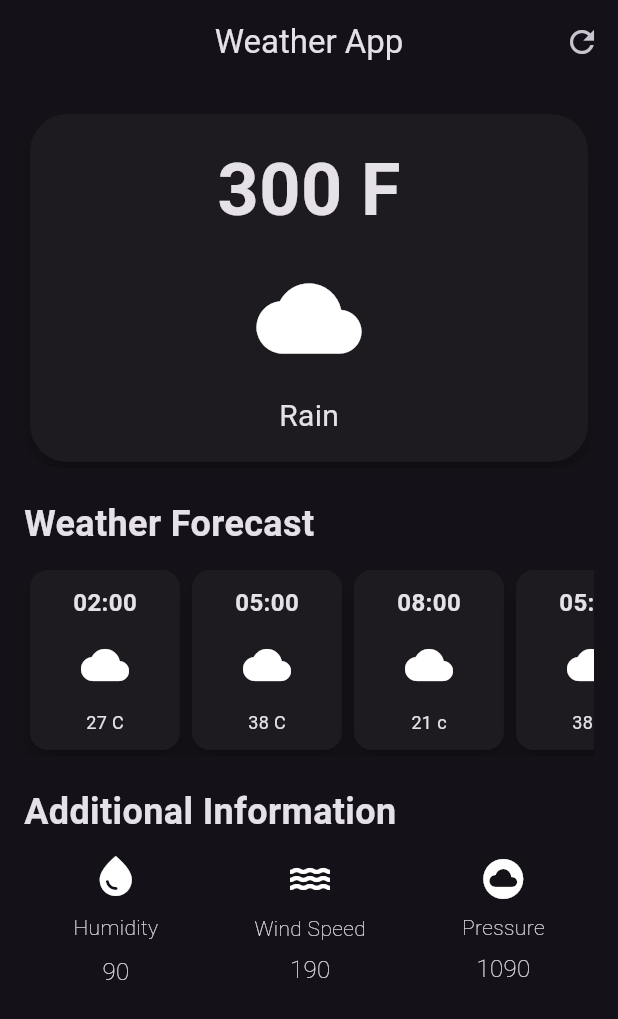
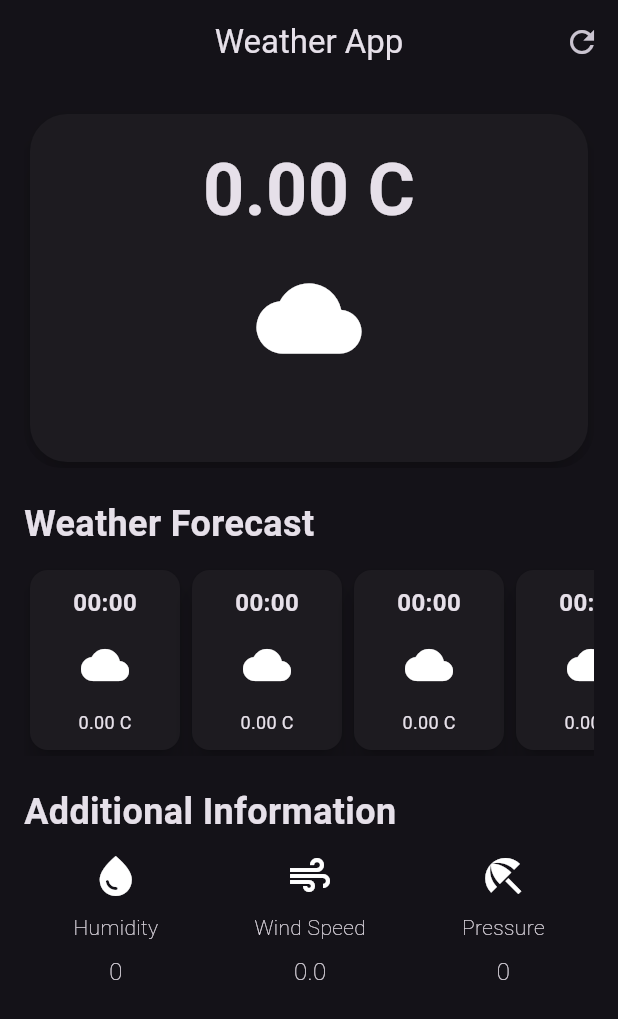
Before and after one commit to Abzaek/minimalist-weather-app, a Flutter app: the screen it shows after launch, after a tap on the "refresh" icon, on a phone screen of 412 x 824 dp. Shown: the top 1019 px of the screen. Run offline on Flutter 3.47's test engine with Material 3 defaults, Android fonts, the light colour scheme and no system bars; network calls fail; Roboto replaces fonts that are missing (addressCityAndState).

Commit message:
add code to  fetch and display datas

```diff
--- a/minimalist_weather_app/lib/additional_info_items.dart
+++ b/minimalist_weather_app/lib/additional_info_items.dart
@@ -0,0 +1,44 @@
+import 'package:flutter/material.dart';
+
+class AdditionalInfoItems extends StatelessWidget {
+  final String label;
+  final num value;
+  final IconData icon;
+  const AdditionalInfoItems({
+    super.key,
+    required this.label,
+    required this.value,
+    required this.icon,
+  });
+  @override
+  Widget build(BuildContext context) {
+    return Column(
+      children: [
+        Icon(
+          icon,
+          size: 32,
+        ),
+        const SizedBox(
+          height: 8,
+        ),
+        Text(
+          label,
+          style: const TextStyle(
+            fontSize: 14,
+            fontWeight: FontWeight.w100,
+          ),
+        ),
+        const SizedBox(
+          height: 8,
+        ),
+        Text(
+          '$value',
+          style: const TextStyle(
+            fontSize: 16,
+            fontWeight: FontWeight.w200,
+          ),
+        ),
+      ],
+    );
+  }
+}
--- /dev/null
+++ b/minimalist_weather_app/lib/datas.dart
@@ -0,0 +1,7 @@
+List<num> temp = [0, 0, 0, 0, 0];
+List<String> time = ['00:00', '00:00', '00:00', '00:00', '00:00'];
+double windSpeed = 0;
+num pressure = 0;
+String cond = '';
+num humidity = 0;
+String cityName = 'Addis Ababa';
--- /dev/null
+++ b/minimalist_weather_app/lib/main_weather_info.dart
@@ -0,0 +1,57 @@
+import 'package:flutter/material.dart';
+import 'dart:ui';
+
+class MainWeatherInfoItem extends StatelessWidget {
+  final IconData icon;
+  final num temprature;
+  final String condition;
+  const MainWeatherInfoItem({
+    super.key,
+    required this.temprature,
+    required this.condition,
+    required this.icon,
+  });
+
+  @override
+  Widget build(BuildContext context) {
+    return ClipRRect(
+      borderRadius: BorderRadius.circular(25),
+      child: BackdropFilter(
+        filter: ImageFilter.blur(sigmaX: 10, sigmaY: 10),
+        child: Card(
+          elevation: 12,
+          shape:
+              RoundedRectangleBorder(borderRadius: BorderRadius.circular(25)),
+          child: Padding(
+            padding: const EdgeInsets.all(16.0),
+            child: Center(
+              child: Column(
+                children: [
+                  Text(
+                    '${(temprature).toStringAsFixed(2)} C',
+                    style: const TextStyle(
+                      fontFamily: AutofillHints.addressCityAndState,
+                      fontSize: 48,
+                      fontWeight: FontWeight.bold,
+                    ),
+                  ),
+                  const SizedBox(
+                    height: 16,
+                  ),
+                  Icon(icon, size: 70),
+                  const SizedBox(
+                    height: 16,
+                  ),
+                  Text(
+                    condition,
+                    style: const TextStyle(fontSize: 20),
+                  ),
+                ],
+              ),
+            ),
+          ),
+        ),
+      ),
+    );
+  }
+}
--- /dev/null
+++ b/minimalist_weather_app/lib/secret_code.dart
@@ -0,0 +1 @@
+const String apiKey = 'f45d49061cec6f00185955b0ee928454';
--- a/minimalist_weather_app/lib/weather_app.dart
+++ b/minimalist_weather_app/lib/weather_app.dart
@@ -1,23 +1,62 @@
-import 'dart:ui';
+import 'dart:convert';
+
 import 'package:flutter/material.dart';
+import 'package:minimalist_weather_app/additional_info_items.dart';
+import 'package:minimalist_weather_app/main_weather_info.dart';
 import 'package:minimalist_weather_app/weather_forecast.dart';
+import 'package:http/http.dart' as http;
+import 'secret_code.dart';
+import 'datas.dart';
 
-class MyWeatherApp extends StatelessWidget {
+class MyWeatherApp extends StatefulWidget {
   const MyWeatherApp({super.key});
 
   @override
+  State<MyWeatherApp> createState() => _MyWeatherAppState();
+}
+
+class _MyWeatherAppState extends State<MyWeatherApp> {
+  @override
+  void initState() {
+    // TODO: implement initState
+    super.initState();
+    getInfo();
+  }
+
+  void getInfo() async {
+    try {
+      final res = await http.get(Uri.parse(
+          'http://api.openweathermap.org/data/2.5/forecast?q=$cityName&APPID=$apiKey'));
+      final weather = jsonDecode(res.body);
+      if (weather['cod'] != '200') {
+        throw 'Unable to retrieve data';
+      } else {
+        setState(() {
+          final lst = weather['list'];
+
+          for (int i = 0; i < 5; i++) {
+            String current = lst[i]['dt_txt'];
+            temp[i] = lst[i]['main']['temp'] - 273.15;
+            time[i] = current.substring(current.length - 9, current.length - 3);
+          }
+          cond = weather['list'][0]['weather'][0]['main'];
+          humidity = lst[0]['main']['humidity'];
+          windSpeed = lst[0]['wind']['speed'];
+          pressure = lst[0]['main']['pressure'];
+        });
+      }
+    } catch (e) {
+      throw e.toString();
+    }
+  }
+
+  @override
   Widget build(BuildContext context) {
-    int result = 300;
-    String data = 'Rain';
     return Scaffold(
       appBar: AppBar(
         title: const Text('Weather App'),
         actions: [
-          IconButton(
-              onPressed: () {
-                print('refreshed');
-              },
-              icon: const Icon(Icons.refresh)),
+          IconButton(onPressed: getInfo, icon: const Icon(Icons.refresh)),
         ],
         centerTitle: true,
       ),
@@ -26,45 +65,8 @@ class MyWeatherApp extends StatelessWidget {
         child: Column(
           crossAxisAlignment: CrossAxisAlignment.start,
           children: [
-            ClipRRect(
-              borderRadius: BorderRadius.circular(25),
-              child: BackdropFilter(
-                filter: ImageFilter.blur(sigmaX: 10, sigmaY: 10),
-                child: Card(
-                  elevation: 12,
-                  shape: RoundedRectangleBorder(
-                      borderRadius: BorderRadius.circular(25)),
-                  child: Padding(
-                    padding: const EdgeInsets.all(16.0),
-                    child: Center(
-                      child: Column(
-                        children: [
-                          Text(
-                            '$result F',
-                            style: const TextStyle(
-                              fontFamily: AutofillHints.addressCityAndState,
-                              fontSize: 48,
-                              fontWeight: FontWeight.bold,
-                            ),
-                          ),
-                          const SizedBox(
-                            height: 16,
-                          ),
-                          const Icon(Icons.cloud, size: 70),
-                          const SizedBox(
-                            height: 16,
-                          ),
-                          Text(
-                            data,
-                            style: const TextStyle(fontSize: 20),
-                          ),
-                        ],
-                      ),
-                    ),
-                  ),
-                ),
-              ),
-            ),
+            MainWeatherInfoItem(
+                temprature: temp[0], condition: cond, icon: Icons.cloud),
             const SizedBox(
               height: 20,
             ),
@@ -78,15 +80,30 @@ class MyWeatherApp extends StatelessWidget {
             const SizedBox(
               height: 10,
             ),
-            const SingleChildScrollView(
+            SingleChildScrollView(
               scrollDirection: Axis.horizontal,
               child: Row(
                 children: [
-                  WeatherInfoItems(time: '02:00', data: '27 C'),
-                  WeatherInfoItems(time: '05:00', data: '38 C'),
-                  WeatherInfoItems(time: '08:00', data: '21 c'),
-                  WeatherInfoItems(time: '05:00', data: '38 C'),
-                  WeatherInfoItems(time: '08:00', data: '21 c'),
+                  WeatherInfoItems(
+                    time: time[0],
+                    data: '${(temp[0]).toStringAsFixed(2)} C',
+                  ),
+                  WeatherInfoItems(
+                    time: time[1],
+                    data: '${(temp[1]).toStringAsFixed(2)} C',
+                  ),
+                  WeatherInfoItems(
+                    time: time[2],
+                    data: '${(temp[2]).toStringAsFixed(2)} C',
+                  ),
+                  WeatherInfoItems(
+                    time: time[3],
+                    data: '${(temp[3]).toStringAsFixed(2)} C',
+                  ),
+                  WeatherInfoItems(
+                    time: time[4],
+                    data: '${(temp[4]).toStringAsFixed(2)} C',
+                  ),
                 ],
               ),
             ),
@@ -103,99 +120,23 @@ class MyWeatherApp extends StatelessWidget {
             const SizedBox(
               height: 10,
             ),
-            const Row(
+            Row(
               mainAxisAlignment: MainAxisAlignment.center,
               children: [
-                Column(
-                  children: [
-                    Icon(
-                      Icons.water_drop,
-                      size: 32,
-                    ),
-                    SizedBox(
-                      height: 8,
-                    ),
-                    Text(
-                      'Humidity',
-                      style: TextStyle(
-                        fontSize: 14,
-                        fontWeight: FontWeight.w100,
-                      ),
-                    ),
-                    SizedBox(
-                      height: 8,
-                    ),
-                    Text(
-                      '90',
-                      style: TextStyle(
-                        fontSize: 16,
-                        fontWeight: FontWeight.w200,
-                      ),
-                    ),
-                  ],
-                ),
-                SizedBox(
+                AdditionalInfoItems(
+                    label: 'Humidity', value: humidity, icon: Icons.water_drop),
+                const SizedBox(
                   width: 64,
                 ),
-                Column(
-                  children: [
-                    Icon(
-                      Icons.water_outlined,
-                      size: 32,
-                    ),
-                    SizedBox(
-                      height: 8,
-                    ),
-                    Text(
-                      'Wind Speed',
-                      style: TextStyle(
-                        fontSize: 14,
-                        fontWeight: FontWeight.w100,
-                      ),
-                    ),
-                    SizedBox(
-                      height: 6,
-                    ),
-                    Text(
-                      '190',
-                      style: TextStyle(
-                        fontSize: 16,
-                        fontWeight: FontWeight.w200,
-                      ),
-                    ),
-                  ],
-                ),
-                SizedBox(
+                AdditionalInfoItems(
+                    label: 'Wind Speed', value: windSpeed, icon: Icons.air),
+                const SizedBox(
                   width: 64,
                 ),
-                Column(
-                  children: [
-                    Icon(
-                      Icons.cloud_circle,
-                      size: 32,
-                    ),
-                    SizedBox(
-                      height: 6,
-                    ),
-                    Text(
-                      'Pressure',
-                      style: TextStyle(
-                        fontSize: 14,
-                        fontWeight: FontWeight.w100,
-                      ),
-                    ),
-                    SizedBox(
-                      height: 6,
-                    ),
-                    Text(
-                      '1090',
-                      style: TextStyle(
-                        fontSize: 16,
-                        fontWeight: FontWeight.w200,
-                      ),
-                    ),
-                  ],
-                ),
+                AdditionalInfoItems(
+                    label: 'Pressure',
+                    value: pressure,
+                    icon: Icons.beach_access),
               ],
             ),
           ],
--- a/minimalist_weather_app/lib/weather_forecast.dart
+++ b/minimalist_weather_app/lib/weather_forecast.dart
@@ -1,9 +1,8 @@
-import 'dart:ui';
 import 'package:flutter/material.dart';
 
 class WeatherInfoItems extends StatelessWidget {
-  final time;
-  final data;
+  final String time;
+  final String data;
   const WeatherInfoItems({
     super.key,
     required this.time,
@@ -20,7 +19,7 @@ class WeatherInfoItems extends StatelessWidget {
           child: Column(
             children: [
               Text(
-                '$time',
+                time,
                 style: const TextStyle(
                   fontSize: 16,
                   fontWeight: FontWeight.bold,
--- a/minimalist_weather_app/pubspec.yaml
+++ b/minimalist_weather_app/pubspec.yaml
@@ -30,6 +30,7 @@ environment:
 dependencies:
   flutter:
     sdk: flutter
+  http: ^1.2.1
 
 
   # The following adds the Cupertino Icons font to your application.
```
Also changed, not shown: minimalist_weather_app/pubspec.lock, 1 other file.
